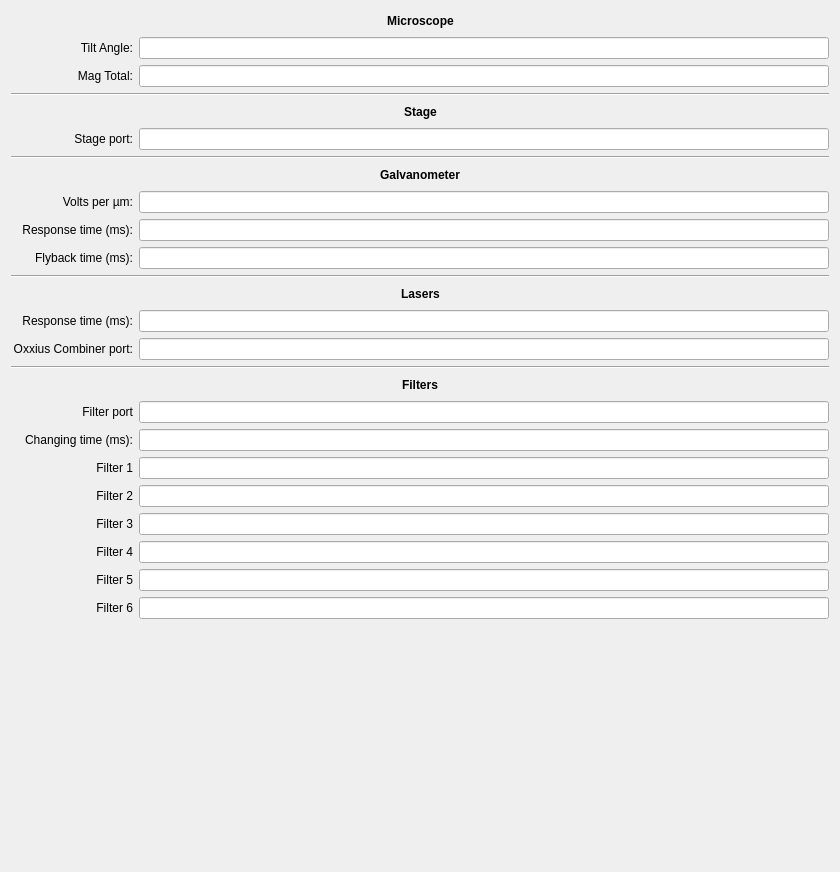
Before: the Qt Designer form widget/ui_microscope_settings.ui in thibault-brugiere/OPM_GUI, drawn with Qt 5.
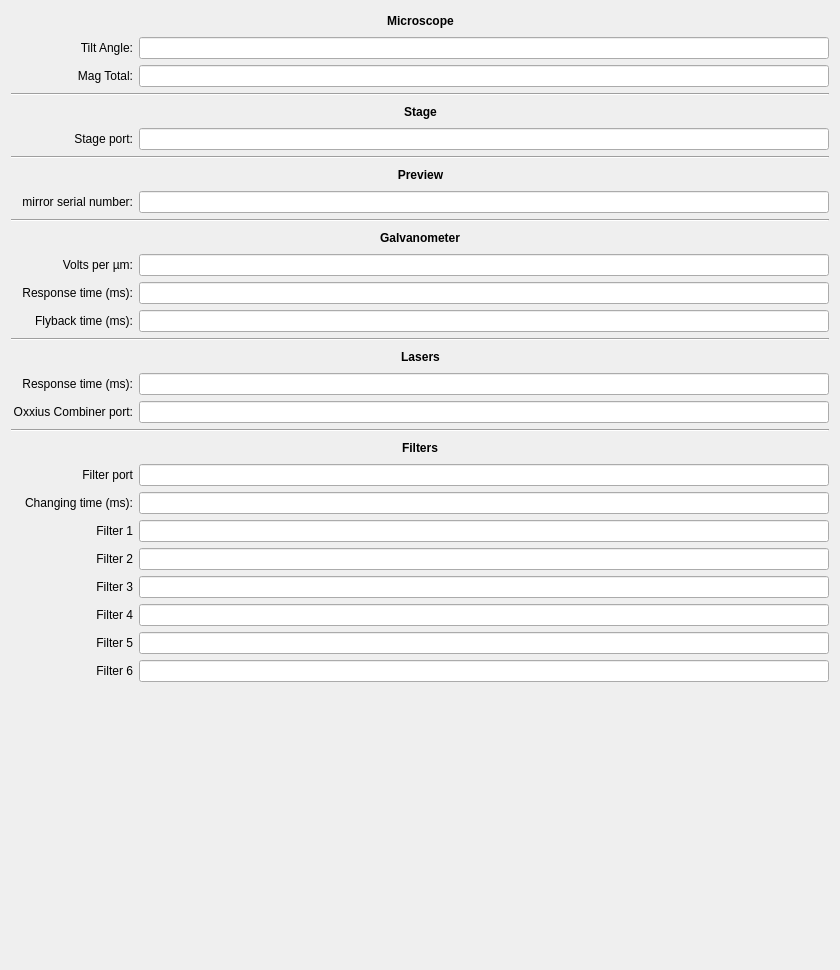
After: the same form once the commit is applied.

Commit message: SAMPLE FINDER: Ajout des paramétres dans les settings du microscope

Diff of the .ui file:
```diff
--- a/widget/ui_microscope_settings.ui
+++ b/widget/ui_microscope_settings.ui
@@ -7,7 +7,7 @@
     <x>0</x>
     <y>0</y>
     <width>840</width>
-    <height>872</height>
+    <height>970</height>
    </rect>
   </property>
   <property name="windowTitle">
@@ -189,6 +189,82 @@
      </property>
     </widget>
    </item>
+   <item>
+    <layout class="QHBoxLayout" name="horizontalLayout_22">
+     <item>
+      <spacer name="horizontalSpacer_11">
+       <property name="orientation">
+        <enum>Qt::Horizontal</enum>
+       </property>
+       <property name="sizeHint" stdset="0">
+        <size>
+         <width>40</width>
+         <height>20</height>
+        </size>
+       </property>
+      </spacer>
+     </item>
+     <item>
+      <widget class="QLabel" name="label_Preview">
+       <property name="font">
+        <font>
+         <weight>75</weight>
+         <bold>true</bold>
+        </font>
+       </property>
+       <property name="text">
+        <string>Preview</string>
+       </property>
+       <property name="alignment">
+        <set>Qt::AlignCenter</set>
+       </property>
+      </widget>
+     </item>
+     <item>
+      <spacer name="horizontalSpacer_12">
+       <property name="orientation">
+        <enum>Qt::Horizontal</enum>
+       </property>
+       <property name="sizeHint" stdset="0">
+        <size>
+         <width>40</width>
+         <height>20</height>
+        </size>
+       </property>
+      </spacer>
+     </item>
+    </layout>
+   </item>
+   <item>
+    <layout class="QHBoxLayout" name="horizontalLayout_23">
+     <item>
+      <widget class="QLabel" name="label_mirror_ser_num">
+       <property name="minimumSize">
+        <size>
+         <width>122</width>
+         <height>0</height>
+        </size>
+       </property>
+       <property name="text">
+        <string>mirror serial number:</string>
+       </property>
+       <property name="alignment">
+        <set>Qt::AlignRight|Qt::AlignTrailing|Qt::AlignVCenter</set>
+       </property>
+      </widget>
+     </item>
+     <item>
+      <widget class="QLineEdit" name="lineEdit_trans_mirror_ser_num"/>
+     </item>
+    </layout>
+   </item>
+   <item>
+    <widget class="Line" name="line_5">
+     <property name="orientation">
+      <enum>Qt::Horizontal</enum>
+     </property>
+    </widget>
+   </item>
    <item>
     <layout class="QHBoxLayout" name="horizontalLayout_8">
      <item>
```
The commit also changes 12 other files.
